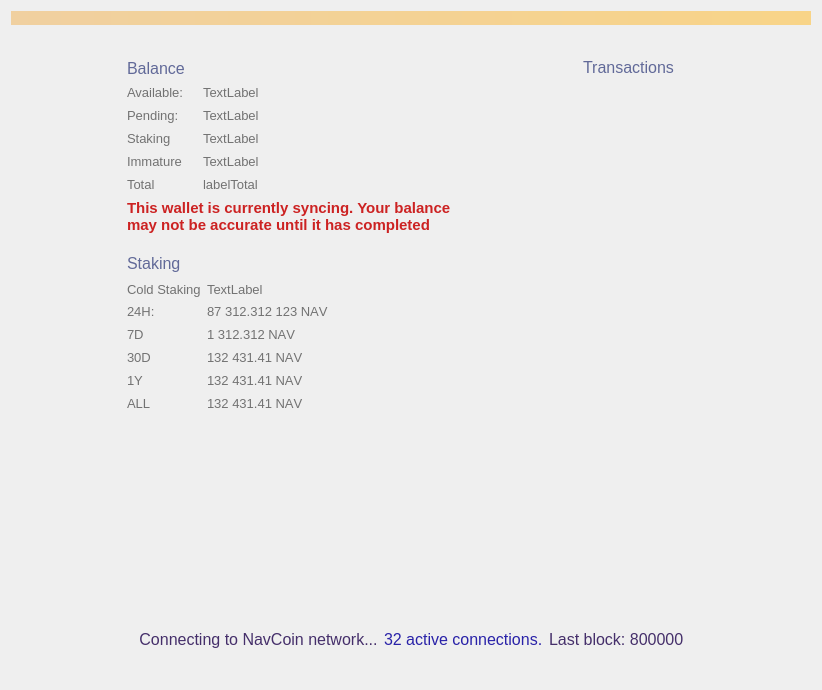
Qt form src/qt/forms/overviewpage.ui (navcoin/navcoin-core) before a commit.
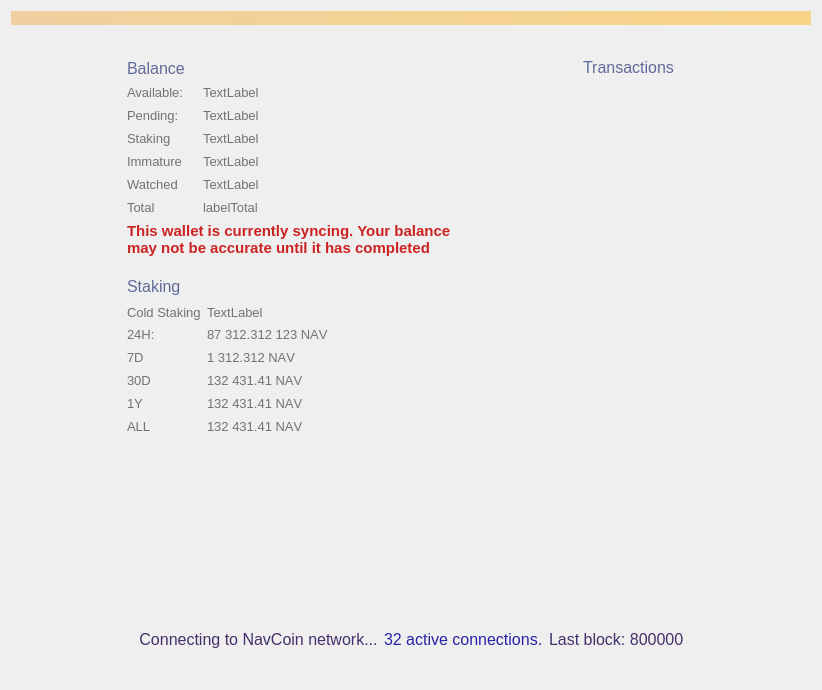
The same form after that commit. Custom widgets are drawn as their Qt base class.

Commit message: Updated UI and functional tests to match discussed changes on PR #479

What changed in the file:
```diff
--- a/src/qt/forms/overviewpage.ui
+++ b/src/qt/forms/overviewpage.ui
@@ -349,6 +349,66 @@
              </property>
             </widget>
            </item>
+           <item row="4" column="0">
+            <widget class="QLabel" name="labelWatchedText">
+             <property name="sizePolicy">
+              <sizepolicy hsizetype="Minimum" vsizetype="Preferred">
+               <horstretch>0</horstretch>
+               <verstretch>0</verstretch>
+              </sizepolicy>
+             </property>
+             <property name="minimumSize">
+              <size>
+               <width>70</width>
+               <height>17</height>
+              </size>
+             </property>
+             <property name="maximumSize">
+              <size>
+               <width>70</width>
+               <height>17</height>
+              </size>
+             </property>
+             <property name="font">
+              <font>
+               <pointsize>10</pointsize>
+               <weight>50</weight>
+               <bold>false</bold>
+               <stylestrategy>PreferAntialias</stylestrategy>
+              </font>
+             </property>
+             <property name="styleSheet">
+              <string notr="true">color: #727272</string>
+             </property>
+             <property name="text">
+              <string>Watched</string>
+             </property>
+             <property name="alignment">
+              <set>Qt::AlignLeading|Qt::AlignLeft|Qt::AlignVCenter</set>
+             </property>
+            </widget>
+           </item>
+           <item row="4" column="1">
+            <widget class="QLabel" name="labelWatchedBalance">
+             <property name="font">
+              <font>
+               <pointsize>10</pointsize>
+               <weight>50</weight>
+               <bold>false</bold>
+               <stylestrategy>PreferAntialias</stylestrategy>
+              </font>
+             </property>
+             <property name="styleSheet">
+              <string notr="true">color: #727272</string>
+             </property>
+             <property name="text">
+              <string>TextLabel</string>
+             </property>
+             <property name="alignment">
+              <set>Qt::AlignLeading|Qt::AlignLeft|Qt::AlignVCenter</set>
+             </property>
+            </widget>
+           </item>
            <item row="2" column="1">
             <widget class="QLabel" name="labelStaking">
              <property name="font">
@@ -409,7 +469,7 @@
              </property>
             </widget>
            </item>
-           <item row="4" column="1">
+           <item row="5" column="1">
             <widget class="QLabel" name="labelTotal">
              <property name="font">
               <font>
@@ -430,7 +490,7 @@
              </property>
             </widget>
            </item>
-           <item row="4" column="0">
+           <item row="5" column="0">
             <widget class="QLabel" name="label_8">
              <property name="sizePolicy">
               <sizepolicy hsizetype="Minimum" vsizetype="Preferred">
```
The commit also changes 3 other files.
